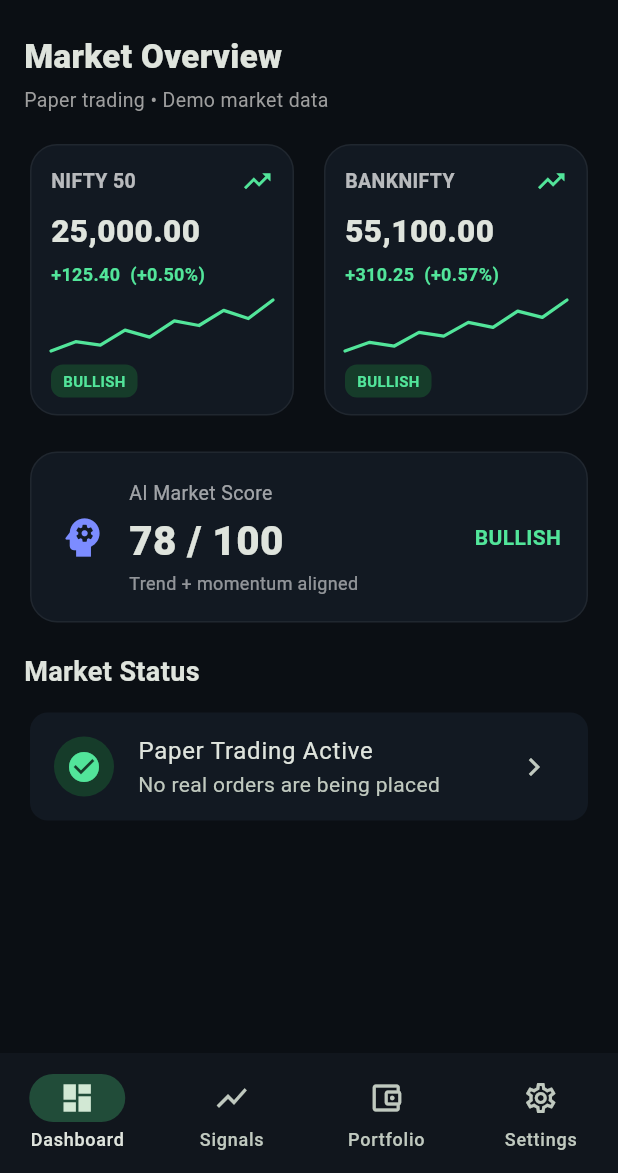
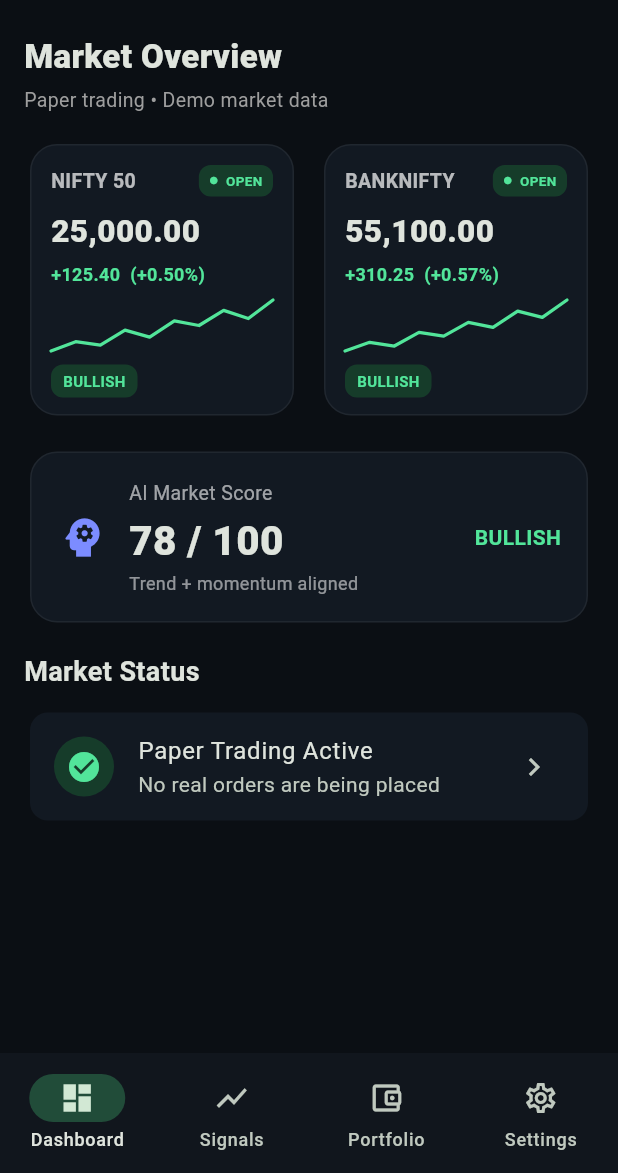
Before and after one commit to Majeedtradingai/MAJEED-SMART-AI, a Flutter app: the screen it shows after launch, on a phone screen of 412 x 824 dp, the part 63-1236 px from its top. Run offline on Flutter 3.47's test engine with Material 3 defaults, Android fonts, the phone set to English and light mode, and no system bars.

Commit message:
Add market open closed badges to index cards

```diff
--- a/lib/main.dart
+++ b/lib/main.dart
@@ -133,6 +133,7 @@
                 change: '+125.40',
                 percent: '+0.50%',
                 trend: 'BULLISH',
+                marketStatus: 'MARKET OPEN',
                 values: [24780, 24820, 24805, 24870, 24840, 24910, 24890, 24955, 24920, 25000],
               ),
             ),
@@ -144,6 +145,7 @@
                 change: '+310.25',
                 percent: '+0.57%',
                 trend: 'BULLISH',
+                marketStatus: 'MARKET OPEN',
                 values: [54690, 54760, 54730, 54840, 54810, 54920, 54880, 55010, 54960, 55100],
               ),
             ),
@@ -206,6 +208,7 @@
   final String change;
   final String percent;
   final String trend;
+  final String marketStatus;
   final List<double> values;
 
   const IndexPriceCard({
@@ -215,11 +218,14 @@
     required this.change,
     required this.percent,
     required this.trend,
+    required this.marketStatus,
     required this.values,
   });
 
   @override
   Widget build(BuildContext context) {
+    final bool isOpen = marketStatus == 'MARKET OPEN';
+
     return Card(
       color: const Color(0xFF121922),
       elevation: 0,
@@ -240,7 +246,32 @@
                     style: const TextStyle(fontSize: 13, color: Colors.white70, fontWeight: FontWeight.w600),
                   ),
                 ),
-                const Icon(Icons.trending_up, color: Color(0xFF52E59A), size: 21),
+                Container(
+                  padding: const EdgeInsets.symmetric(horizontal: 7, vertical: 4),
+                  decoration: BoxDecoration(
+                    color: isOpen ? const Color(0xFF163C2A) : const Color(0xFF33242A),
+                    borderRadius: BorderRadius.circular(8),
+                  ),
+                  child: Row(
+                    mainAxisSize: MainAxisSize.min,
+                    children: [
+                      Icon(
+                        Icons.circle,
+                        size: 6,
+                        color: isOpen ? const Color(0xFF52E59A) : const Color(0xFFFF7A90),
+                      ),
+                      const SizedBox(width: 5),
+                      Text(
+                        isOpen ? 'OPEN' : 'CLOSED',
+                        style: TextStyle(
+                          color: isOpen ? const Color(0xFF52E59A) : const Color(0xFFFF7A90),
+                          fontSize: 9,
+                          fontWeight: FontWeight.bold,
+                        ),
+                      ),
+                    ],
+                  ),
+                ),
               ],
             ),
             const SizedBox(height: 8),
```
